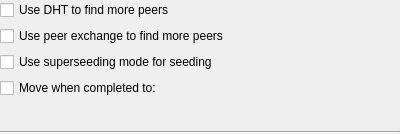
Old version of the form ktorrent/view/propertiesdlg.ui in the repository KDE/ktorrent.
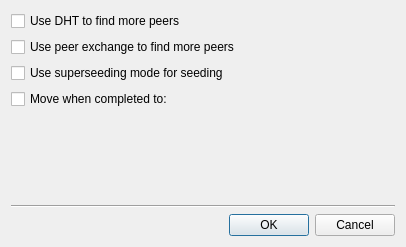
New version of the form. Custom widgets are drawn as their Qt base class.

Commit message: Port torrent settings dialog to QDialog

```diff
--- a/ktorrent/view/propertiesdlg.ui
+++ b/ktorrent/view/propertiesdlg.ui
@@ -1,22 +1,19 @@
 <?xml version="1.0" encoding="UTF-8"?>
 <ui version="4.0">
  <class>PropertiesDlg</class>
- <widget class="QWidget" name="PropertiesDlg">
+ <widget class="QDialog" name="PropertiesDlg">
   <property name="geometry">
    <rect>
     <x>0</x>
     <y>0</y>
-    <width>400</width>
-    <height>134</height>
+    <width>406</width>
+    <height>247</height>
    </rect>
   </property>
   <property name="windowTitle">
    <string>Properties</string>
   </property>
   <layout class="QVBoxLayout" name="verticalLayout">
-   <property name="margin">
-    <number>0</number>
-   </property>
    <item>
     <widget class="QCheckBox" name="dht">
      <property name="toolTip">
@@ -76,12 +73,19 @@
      </property>
     </widget>
    </item>
+   <item>
+    <widget class="QDialogButtonBox" name="m_buttonBox">
+     <property name="standardButtons">
+      <set>QDialogButtonBox::Cancel|QDialogButtonBox::Ok</set>
+     </property>
+    </widget>
+   </item>
   </layout>
  </widget>
  <customwidgets>
   <customwidget>
    <class>KUrlRequester</class>
-   <extends>QFrame</extends>
+   <extends>QWidget</extends>
    <header>kurlrequester.h</header>
   </customwidget>
  </customwidgets>
```
The commit also changes 2 other files.
